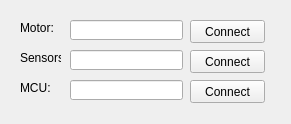
Qt form connectionscreen.ui (MoritLa/test) before a commit.
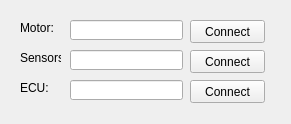
The same form after that commit.

The edit to the form file:
```diff
--- a/connectionscreen.ui
+++ b/connectionscreen.ui
@@ -118,7 +118,7 @@
     </rect>
    </property>
    <property name="text">
-    <string>MCU:</string>
+    <string>ECU:</string>
    </property>
   </widget>
  </widget>
```
Left out of the diff: 22 changed lines with no effect on the pictures.
